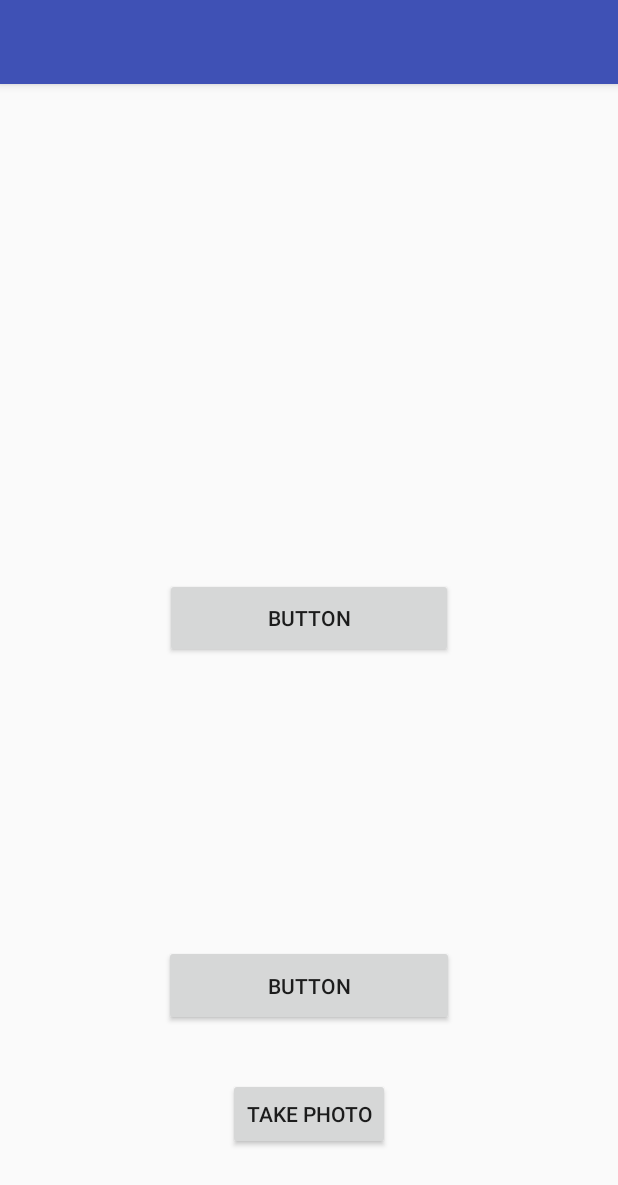
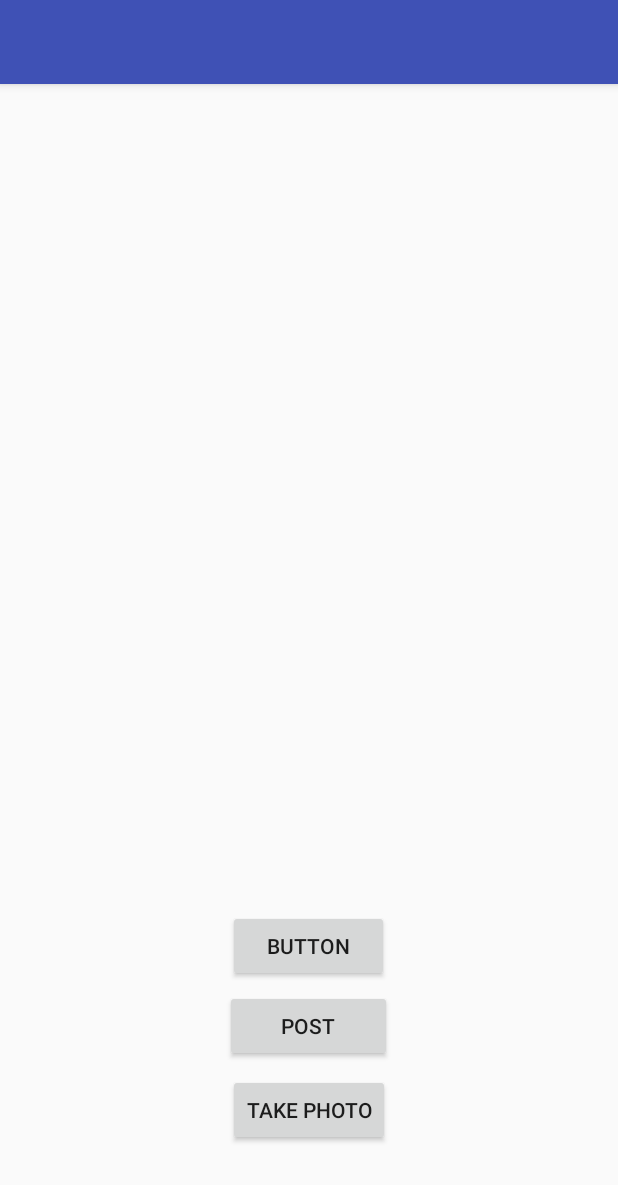
Before and after one commit to MalakH21/Parsetagram, an Android app: the HomeActivity screen opened directly, with no data from a screen before it, on a phone screen of 412 x 824 dp. Shown: the top 1185 px of the screen. Run offline under Robolectric (Android 15) with nearby library versions, the phone set to English and light mode, and no system bars; libraries missing offline, so code that uses them is left out: com.parse; 3 statements that could not run were skipped.

Commit message:
added features - feed, can post to feed

```diff
--- a/app/build.gradle
+++ b/app/build.gradle
@@ -34,4 +34,5 @@ dependencies {
 
     implementation 'com.parse.bolts:bolts-android:1.4.0'
     implementation 'com.parse:parse-android:1.17.3'
+    implementation 'com.github.bumptech.glide:glide:4.7.1'
 }
--- a/app/src/main/java/com/codepath/parseinstagram/HomeActivity.java
+++ b/app/src/main/java/com/codepath/parseinstagram/HomeActivity.java
@@ -17,8 +17,10 @@ import android.widget.ImageView;
 import android.widget.Toast;
 
 import com.codepath.parseinstagram.model.Post;
+import com.parse.FindCallback;
 import com.parse.ParseException;
 import com.parse.ParseFile;
+import com.parse.ParseQuery;
 import com.parse.ParseUser;
 import com.parse.SaveCallback;
 
@@ -28,6 +30,7 @@ import java.io.IOException;
 import java.io.OutputStream;
 import java.text.SimpleDateFormat;
 import java.util.Date;
+import java.util.List;
 
 public class HomeActivity extends AppCompatActivity {
 
@@ -36,6 +39,7 @@ public class HomeActivity extends AppCompatActivity {
     private Button createButton;
     private Button refreshButton;
     private Button takephotoButton;
+    private Button postBtn;
     private ImageView picView;
     static final int REQUEST_IMAGE_CAPTURE = 1;
 
@@ -63,7 +67,7 @@ public class HomeActivity extends AppCompatActivity {
         //setSupportActionBar(toolbar);
 
 
-        //loadTopPosts();
+        loadTopPosts();
         View view = findViewById(R.id.homeLayout);
 
 
@@ -95,7 +99,7 @@ public class HomeActivity extends AppCompatActivity {
                 //Intent intent = new Intent(MediaStore.ACTION_IMAGE_CAPTURE);
                 //intent.putExtra(MediaStore.EXTRA_OUTPUT, fileProvider);
                 //if (intent.resolveActivity(getPackageManager()) != null) {
-                    // Start the image capture intent to take photo
+                // Start the image capture intent to take photo
                 //    startActivityForResult(intent, CAPTURE_IMAGE_ACTIVITY_REQUEST_CODE);
                 //}
 //                dispatchTakePictureIntent();
@@ -103,10 +107,18 @@ public class HomeActivity extends AppCompatActivity {
             }
         });
 
+        postBtn = findViewById(R.id.postBtn2);
+        postBtn.setOnClickListener(new View.OnClickListener() {
+            @Override
+            public void onClick(View view) {
+                Intent intent = new Intent(getApplicationContext(), FeedActivity.class);
+                startActivity(intent);
 
+            }
+        });
     }
 
-    /*private void loadTopPosts() {
+    private void loadTopPosts() {
 
         final Post.Query postQuery = new Post.Query();
         postQuery.getTop().withUser();
@@ -125,7 +137,7 @@ public class HomeActivity extends AppCompatActivity {
                 }
             }
         });
-    }*/
+    }
 
     // Added to attempt to take photos using app
 
--- a/app/src/main/java/com/codepath/parseinstagram/model/Post.java
+++ b/app/src/main/java/com/codepath/parseinstagram/model/Post.java
@@ -12,6 +12,7 @@ public class Post extends ParseObject {
     private static final String KEY_DESCRIPTION = "description";
     private static final String KEY_IMAGE = "image";
     private static final String KEY_USER = "user";
+    private static final String KEY_HANDLE = "handle";
 
     // getPhotoFileUri() is defined in
 // https://guides.codepath.com/android/Accessing-the-Camera-and-Stored-Media#using-capture-intent
@@ -28,6 +29,8 @@ public class Post extends ParseObject {
         put(KEY_DESCRIPTION, description);
     }
 
+    public void setHandle(String handle) {put(KEY_HANDLE, handle);}
+
     public ParseFile getImage(){
         return getParseFile(KEY_IMAGE);
     }
@@ -39,6 +42,8 @@ public class Post extends ParseObject {
     public ParseUser getUser(){
         return getParseUser(KEY_USER);
     }
+
+    public String getHandle(){return getString(KEY_HANDLE);}
 
     public void setUser(ParseUser user){
         put(KEY_USER, user);
--- a/app/src/main/res/layout/content_home.xml
+++ b/app/src/main/res/layout/content_home.xml
@@ -11,21 +11,23 @@
 
     <Button
         android:id="@+id/button"
-        android:layout_width="192dp"
-        android:layout_height="53dp"
-        android:layout_centerInParent="true"
+        android:layout_width="107dp"
+        android:layout_height="wrap_content"
+        android:layout_alignParentBottom="true"
+        android:layout_centerHorizontal="true"
+        android:layout_marginBottom="169dp"
         android:text="Button"
         tools:layout_editor_absoluteX="96dp"
         tools:layout_editor_absoluteY="219dp" />
 
     <Button
-        android:id="@+id/button3"
-        android:layout_width="193dp"
-        android:layout_height="54dp"
+        android:id="@+id/postBtn2"
+        android:layout_width="111dp"
+        android:layout_height="wrap_content"
         android:layout_alignParentBottom="true"
         android:layout_centerHorizontal="true"
-        android:layout_marginBottom="140dp"
-        android:text="Button"
+        android:layout_marginBottom="116dp"
+        android:text="Post"
         tools:layout_editor_absoluteX="96dp"
         tools:layout_editor_absoluteY="119dp" />
 
@@ -39,7 +41,7 @@
         android:layout_height="wrap_content"
         android:layout_alignParentBottom="true"
         android:layout_centerHorizontal="true"
-        android:layout_marginBottom="57dp"
+        android:layout_marginBottom="60dp"
         android:text="Take photo"
         tools:layout_editor_absoluteX="148dp"
         tools:layout_editor_absoluteY="426dp" />
--- a/app/src/main/res/values/styles.xml
+++ b/app/src/main/res/values/styles.xml
@@ -1,7 +1,7 @@
 <resources>
 
     <!-- Base application theme. -->
-    <style name="AppTheme" parent="Theme.AppCompat.Light.DarkActionBar">
+    <style name="AppTheme" parent="Theme.AppCompat.Light.NoActionBar">
         <!-- Customize your theme here. -->
         <item name="colorPrimary">@color/colorPrimary</item>
         <item name="colorPrimaryDark">@color/colorPrimaryDark</item>
```
Also changed, not shown: app/src/main/java/com/codepath/parseinstagram/FeedActivity.java (+51 -1 lines), app/src/main/java/com/codepath/parseinstagram/InstaAdapter.java (added, +74 -0 lines), app/src/main/res/layout/activity_feed.xml (+32 -2 lines), app/src/main/res/layout/item_feed.xml (added, +31 -0 lines), app/src/main/res/drawable-v24/instahomeoutlinewhite.png (added), app/src/main/res/drawable-v24/instapostoutlinewhite.png (added), app/src/main/res/drawable-v24/instaprofileoutlinewhite.png (added).
